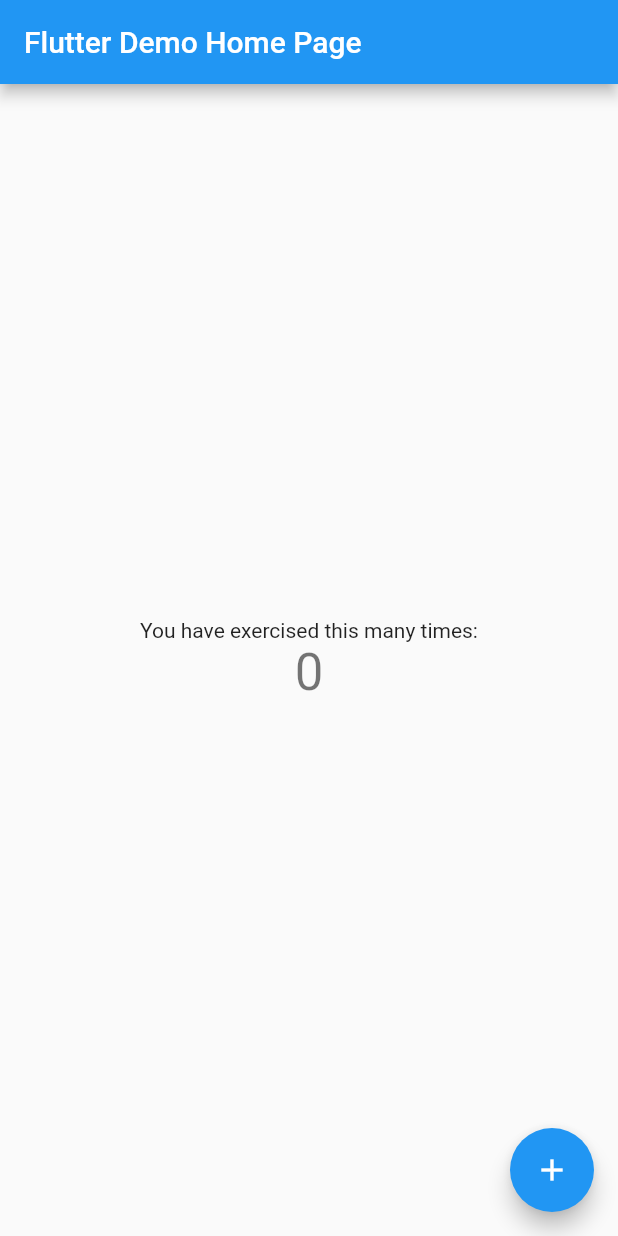
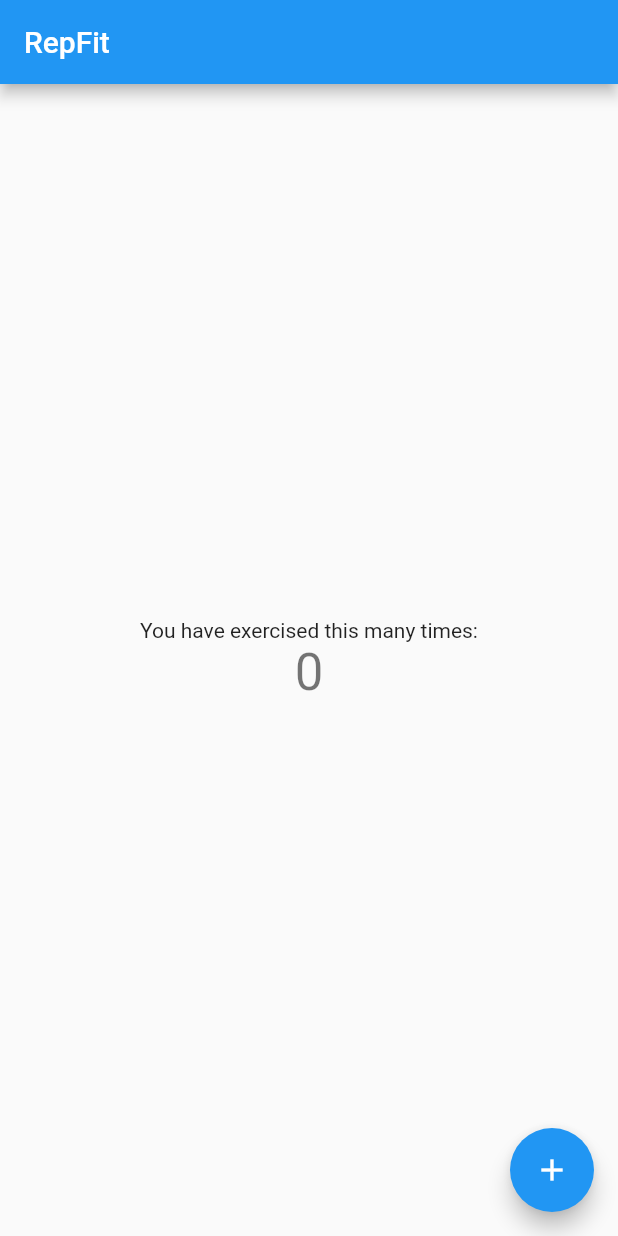
Before and after one commit to joseyjackman/RepFit, a Flutter app: the screen it shows after launch, on a phone screen of 412 x 824 dp. Run offline on Flutter 3.47's test engine with Material 2 defaults, Android fonts, the phone set to English and light mode, and no system bars.

Commit message:
CHANGED THINGS

```diff
--- a/repfit_main/lib/main.dart
+++ b/repfit_main/lib/main.dart
@@ -24,7 +24,7 @@ class MyApp extends StatelessWidget {
         // is not restarted.
         primarySwatch: Colors.blue,
       ),
-      home: const MyHomePage(title: 'Flutter Demo Home Page'),
+      home: const MyHomePage(title: 'RepFit'),
     );
   }
 }
```
